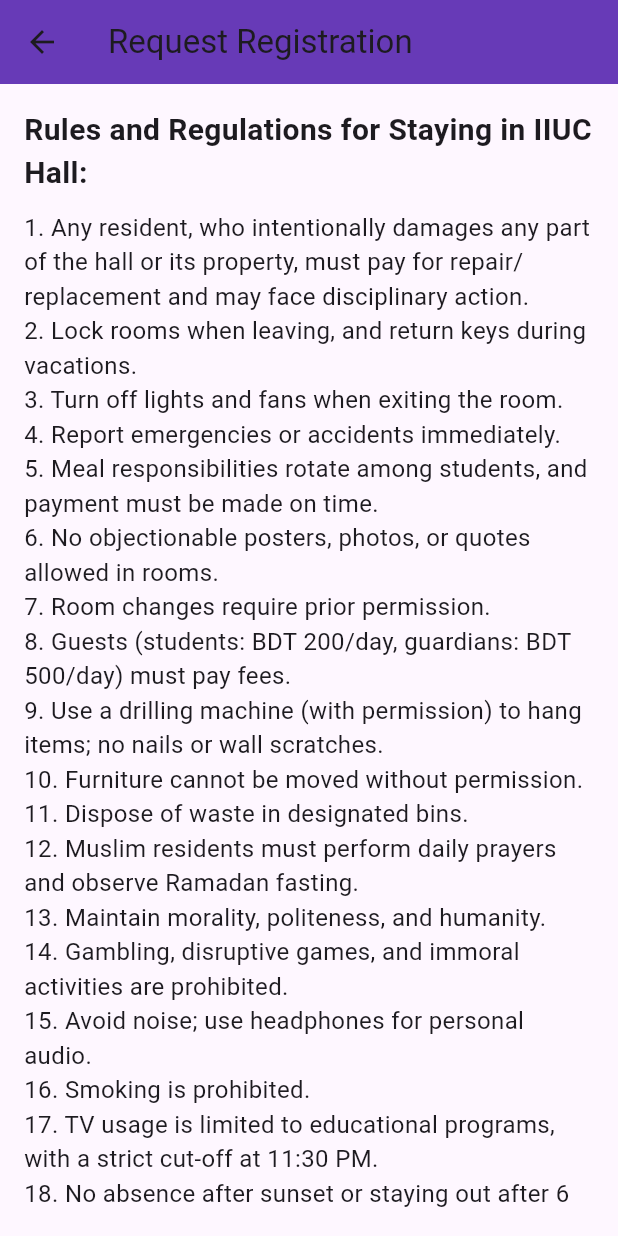
After one commit to YasirYcs/Hazrat-Uthman-Hall-Meal-Management-, a Flutter app: the StudentProfile screen opened directly, after a tap on the "add" icon, after a tap on "Are you registered?", on a phone screen of 412 x 824 dp. The commit adds this screen. Run offline on Flutter 3.47's test engine with Material 3 defaults, Android fonts, the light colour scheme and no system bars; our stand-ins replace cloud_firestore, firebase_auth, firebase_core, firebase_database, flutter_login, fluttertoast and 3 more; accounts and stored records are empty.

Commit message:
ALL FUNCTIONLAITY AND UI UPDATED TO MAX

```diff
--- a/lib/main.dart
+++ b/lib/main.dart
@@ -10,6 +10,7 @@
 import 'firebase_options.dart'; // Import Firebase options generated by FlutterFire CLI
 
 void main() async {
+
   WidgetsFlutterBinding.ensureInitialized();
   await Firebase.initializeApp(
     options: DefaultFirebaseOptions.currentPlatform,
@@ -18,11 +19,14 @@
 }
 
 class MyApp extends StatelessWidget {
+
   const MyApp({super.key});
 
   @override
   Widget build(BuildContext context) {
+
     return GetMaterialApp(
+      debugShowCheckedModeBanner: false,
       title: 'Flutter Demo',
       theme: ThemeData(
         colorScheme: ColorScheme.fromSeed(seedColor: Colors.deepPurple),
--- /dev/null
+++ b/lib/screens/Registration/RegistrationPage.dart
@@ -0,0 +1,146 @@
+import 'package:flutter/material.dart';
+import 'package:cloud_firestore/cloud_firestore.dart';
+import 'package:firebase_auth/firebase_auth.dart';
+
+class RegistrationRequestPage extends StatefulWidget {
+  @override
+  _RegistrationRequestPageState createState() =>
+      _RegistrationRequestPageState();
+}
+
+class _RegistrationRequestPageState extends State<RegistrationRequestPage> {
+  final FirebaseFirestore _firestore = FirebaseFirestore.instance;
+  final FirebaseAuth _auth = FirebaseAuth.instance;
+  bool _agreedToRules = false; // Checkbox state
+
+  // Method to request registration
+  Future<void> requestRegistration(BuildContext context) async {
+    User? user = _auth.currentUser; // Get the currently logged-in user
+
+    if (user != null) {
+      final uid = user.uid; // Fetch user UID
+      final email = user.email; // Fetch user email
+
+      try {
+        // Check if the user has already requested registration
+        final docSnapshot =
+        await _firestore.collection('registrations').doc(uid).get();
+
+        if (!docSnapshot.exists) {
+          // Add a registration request using the UID as the document ID
+          await _firestore.collection('registrations').doc(uid).set({
+            'uid': uid,
+            'email': email,
+            'status': 'pending', // Initial status
+          });
+
+          // Show success message
+          ScaffoldMessenger.of(context).showSnackBar(
+            SnackBar(content: Text('Registration request sent successfully!')),
+          );
+        } else {
+          // User has already requested registration
+          ScaffoldMessenger.of(context).showSnackBar(
+            SnackBar(
+                content: Text('You have already requested registration.')),
+          );
+        }
+      } catch (e) {
+        // Handle errors
+        ScaffoldMessenger.of(context).showSnackBar(
+          SnackBar(content: Text('Error: ${e.toString()}')),
+        );
+      }
+    } else {
+      // If the user is not logged in
+      ScaffoldMessenger.of(context).showSnackBar(
+        SnackBar(content: Text('User is not logged in.')),
+      );
+    }
+  }
+
+  @override
+  Widget build(BuildContext context) {
+    return Scaffold(
+      appBar: AppBar(
+        title: Text('Request Registration'),
+        backgroundColor: Colors.deepPurple,
+      ),
+      body: Padding(
+        padding: const EdgeInsets.all(16.0),
+        child: ListView(
+          children: [
+            Text(
+              'Rules and Regulations for Staying in IIUC Hall:',
+              style: TextStyle(fontSize: 20, fontWeight: FontWeight.bold),
+            ),
+            SizedBox(height: 10),
+            Text(
+              '''
+1. Any resident, who intentionally damages any part of the hall or its property, must pay for repair/replacement and may face disciplinary action.
+2. Lock rooms when leaving, and return keys during vacations.
+3. Turn off lights and fans when exiting the room.
+4. Report emergencies or accidents immediately.
+5. Meal responsibilities rotate among students, and payment must be made on time.
+6. No objectionable posters, photos, or quotes allowed in rooms.
+7. Room changes require prior permission.
+8. Guests (students: BDT 200/day, guardians: BDT 500/day) must pay fees.
+9. Use a drilling machine (with permission) to hang items; no nails or wall scratches.
+10. Furniture cannot be moved without permission.
+11. Dispose of waste in designated bins.
+12. Muslim residents must perform daily prayers and observe Ramadan fasting.
+13. Maintain morality, politeness, and humanity.
+14. Gambling, disruptive games, and immoral activities are prohibited.
+15. Avoid noise; use headphones for personal audio.
+16. Smoking is prohibited.
+17. TV usage is limited to educational programs, with a strict cut-off at 11:30 PM.
+18. No absence after sunset or staying out after 6 PM without permission.
+19. Adhere to Islamic-appropriate dress codes.
+20. Grouping and political activities are not allowed.
+21. Report all issues to the provost office.
+22. The hall authority can cancel seats for rule violations.
+23. Obtain gate passes for moving items in or out of the hall.
+24. Tuition outside the hall requires permission and guardian consent.
+25. Pay fees (BDT 2500/month seat rent, BDT 100 generator fee) on time.
+26. Unauthorized guests result in seat cancellation.
+27. Fines (BDT 500) apply for rule violations.
+28. New students receive free bed allocation.
+29. Electric devices like rice cookers require permission to use.
+30. Adhere to all hall rules; violations may lead to expulsion.''',
+              style: TextStyle(fontSize: 16),
+            ),
+            SizedBox(height: 20),
+            Row(
+              children: [
+                Checkbox(
+                  value: _agreedToRules,
+                  onChanged: (bool? value) {
+                    setState(() {
+                      _agreedToRules = value ?? false;
+                    });
+                  },
+                ),
+                Expanded(
+                  child: Text(
+                    'I agree with the rules and regulations.',
+                    style: TextStyle(fontSize: 16),
+                  ),
+                ),
+              ],
+            ),
+            SizedBox(height: 20),
+            ElevatedButton(
+              onPressed: _agreedToRules
+                  ? () => requestRegistration(context)
+                  : null, // Disable button if not agreed
+              child: Text('Request Registration'),
+              style: ElevatedButton.styleFrom(
+                backgroundColor: Colors.deepPurple, // Button color
+              ),
+            ),
+          ],
+        ),
+      ),
+    );
+  }
+}
--- a/lib/screens/adminscreen/AdminLoginPage.dart
+++ b/lib/screens/adminscreen/AdminLoginPage.dart
@@ -24,13 +24,14 @@
           children: [
 
             FlutterLogin(
+              logo: "assets/photos/ieee.jpg" ,
               onLogin:  (LoginData data) => authAdmin(data),
               onRecoverPassword: (String email) => recoverPassword(email),
-              onSignup: (SignupData data) => signUp(data),
+              onSignup:null, //(SignupData data) => signUp(data),
             ),
 
             Positioned(
-              top: 80,
+              top: 60,
               left: 80,
               child: Theme(
                 data: ThemeData(
--- a/lib/screens/adminscreen/Home/InfoCard.dart
+++ b/lib/screens/adminscreen/Home/InfoCard.dart
@@ -42,21 +42,21 @@
         children: [
           Center(
             child: Text(
-              'Live Date and Time:',
+              'Live Date and Time',
               style: TextStyle(fontSize: 16, fontWeight: FontWeight.bold),
             ),
           ),
           Center(
             child: Text(
               formattedDateTime,
-              style: TextStyle(fontSize: 16),
+              style: TextStyle(fontSize: 16,color: Colors.teal),
             ),
           ),
+          Divider(thickness: 2,),
           _buildInfoBlock('Meal Rate', '${mealRate.toStringAsFixed(2)}'), // Format to 2 decimal places
           _buildInfoBlock('Total Meal Today', '$totalMealsToday'),
           _buildInfoBlock('Total Meal This Month', '$totalMealsThisMonth'),
           _buildInfoBlock('Total Bazar This Month', '${totalBazarAmount ?? 0}'),
-          _buildInfoBlock('Total Students', '200'),
         ],
       ),
     );
--- a/lib/screens/studentscreen/Profile/StudentProfile.dart
+++ b/lib/screens/studentscreen/Profile/StudentProfile.dart
@@ -1,5 +1,6 @@
 import 'package:flutter/material.dart';
 import 'package:cloud_firestore/cloud_firestore.dart';
+import 'package:hallmeal/screens/Registration/RegistrationPage.dart';
 import 'package:pull_to_refresh/pull_to_refresh.dart';
 import 'StudentProfileEdit.dart';
 import 'package:get/get.dart';
@@ -15,6 +16,7 @@
 class _StudentDetailShowState extends State<StudentProfile> {
   final RefreshController _refreshController = RefreshController(initialRefresh: false);
   Future<Map<String, dynamic>?>? _studentData;
+  bool _isExpanded = false; // Track the state of the floating button
 
   @override
   void initState() {
@@ -22,7 +24,7 @@
     _fetchStudentData();
   }
 
-  final user = FirebaseAuth.instance.currentUser;
+  final user = FirebaseAuth.instance.currentUser ;
 
   Future<void> _fetchStudentData() async {
     try {
@@ -51,6 +53,17 @@
   void _onRefresh() async {
     await _fetchStudentData();
     _refreshController.refreshCompleted();
+  }
+
+  void _onFabPressed() {
+    if (_isExpanded) {
+      // Perform action when the button is clicked again
+      print("User  confirmed registration status.");
+      // You can add your function here
+    }
+    setState(() {
+      _isExpanded = !_isExpanded; // Toggle the expanded state
+    });
   }
 
   @override
@@ -120,6 +133,49 @@
           ),
         ),
       ),
+      floatingActionButton: Stack(
+        children: [
+          // Expanded button
+          if (_isExpanded)
+            Positioned(
+              bottom: 80,
+              right:  16,
+              child: Container(
+                padding: EdgeInsets.all(16),
+                decoration: BoxDecoration(
+                  color: Color(0xFF5A4A75),
+                  borderRadius: BorderRadius.circular(8),
+                  boxShadow: [
+                    BoxShadow(
+                      color: Colors.black26,
+                      blurRadius: 8,
+                      offset: Offset(0, 4),
+                    ),
+                  ],
+                ),
+                child: GestureDetector(
+                  onTap: () {
+                    Get.to(RegistrationRequestPage());
+                  },
+                  child: Text(
+                    'Are you registered?',
+                    style: TextStyle(color: Colors.white, fontSize: 16),
+                  ),
+                ),
+              ),
+            ),
+          // Floating Action Button
+          Positioned(
+            bottom: 16,
+            right: 16,
+            child: FloatingActionButton(
+              onPressed: _onFabPressed,
+              backgroundColor: Color(0xFF5A4A75),
+              child: Icon(_isExpanded ? Icons.close : Icons.add),
+            ),
+          ),
+        ],
+      ),
     );
   }
 
--- a/lib/screens/studentscreen/StudentLoginPage.dart
+++ b/lib/screens/studentscreen/StudentLoginPage.dart
@@ -21,6 +21,8 @@
         children: [
           // FlutterLogin section (unchanged)
           FlutterLogin(
+
+            logo: "assets/photos/HazaratUthman2.png" ,
             onLogin: (LoginData data) => authUser(data),
             onRecoverPassword: (String email) => recoverPassword(email),
             onSignup: (SignupData data) => signUp(data),
@@ -28,7 +30,7 @@
 
           // "STUDENT PAGE" label (unchanged)
           Positioned(
-            top: 80,
+            top: 60,
             left: 80,
             child: Theme(
               data: ThemeData(
--- a/lib/services/AuthService.dart
+++ b/lib/services/AuthService.dart
@@ -31,7 +31,7 @@
       String role = userDoc['role']; // Get the role from Firestore
 
       // Check if the user is a student
-      if (role == 'student') {
+      if (role == 'student' || role == 'admin' ) {
         // Show login success message using Snackbar
         Get.snackbar(
           'Login Successful',
@@ -47,7 +47,7 @@
         return 'You are not registered as a student.';
       }
     } else {
-      return 'User  document does not exist.';
+      return 'Data does not exist.';
     }
 
     return null; // Return null on successful login
```
Also changed, not shown: lib/screens/Registration/RegistrationAccept.dart (added, +208 -0 lines), lib/screens/adminscreen/Home/AdminMenu.dart (+38 -14 lines), lib/screens/studentscreen/StudentPage.dart (+7 -2 lines), pubspec.yaml (+21 -0 lines), assets/photos/HUH.jpg (deleted), pubspec.lock, 33 other files.
